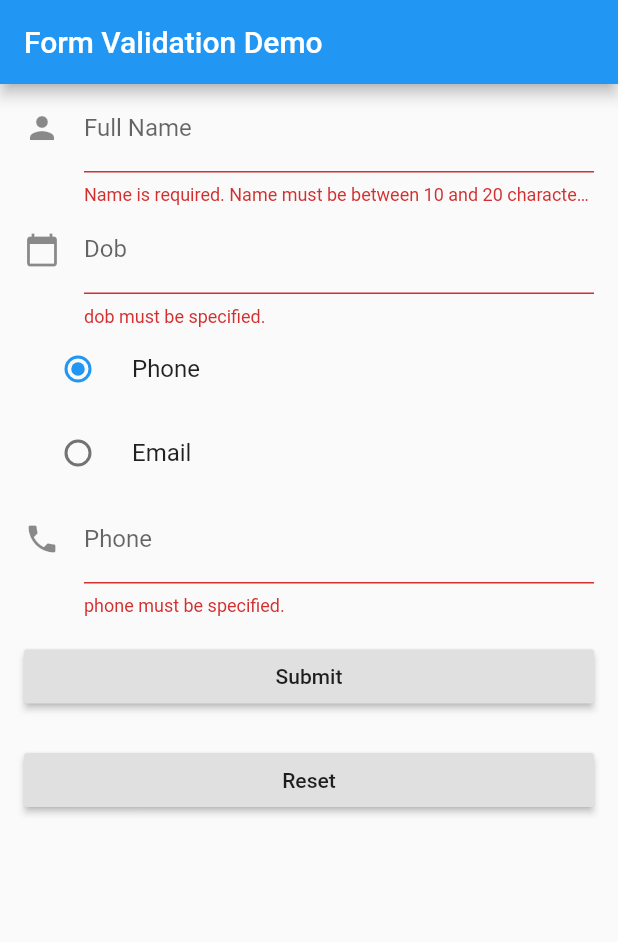
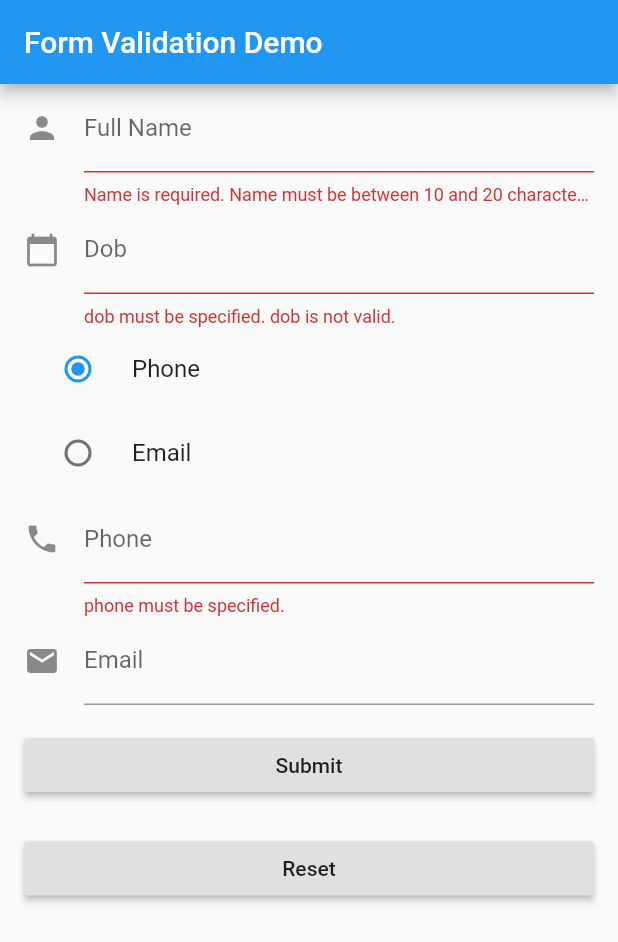
Before and after one commit to jebright/flutter_validate, a Flutter app: the screen it shows after launch, after a tap on "Phone", on a phone screen of 412 x 824 dp. Shown: the top 942 px of the screen. Run offline on Flutter 3.47's test engine with Material 2 defaults, Android fonts, the phone set to English and light mode, and no system bars.

Commit message:
Integrated regex and date validators into ruleBuilder and example

```diff
--- a/lib/example/lib/contact.dart
+++ b/lib/example/lib/contact.dart
@@ -2,7 +2,7 @@ import 'package:flutter_validate/flutter_validate.dart';
 
 class Contact {
   String name;
-  DateTime dob;
+  String dob;
   String contactPreference = "EMAIL"; //PHONE, EMAIL
   String phone;
   String email;
--- a/lib/example/lib/main.dart
+++ b/lib/example/lib/main.dart
@@ -38,35 +38,49 @@ class MyCustomFormState extends State<MyCustomForm> {
   final nameController = new TextEditingController();
   final dobController = new TextEditingController();
   final phoneController = new TextEditingController();
+  final emailController = new TextEditingController();
   FormFieldValidator nameValidator;
   FormFieldValidator dobValidator;
   FormFieldValidator phoneValidator;
+  FormFieldValidator emailValidator;
 
   MyCustomFormState() {
     //Controllers are used to sync up the formfield data with the Contact view model.
     //This allows us to validate against the business object data.
     nameController.addListener(() => contact.name = nameController.text);
-    dobController.addListener(() => contact.dob = DateTime.tryParse(dobController.text));
+    dobController.addListener(() => contact.dob = dobController.text);
     phoneController.addListener(() => contact.phone = phoneController.text);
+    emailController.addListener(() => contact.email = emailController.text);
 
-    //
+    //Create a validator and add rules
     myContactValidator = new ContactValidator(contact);
     myContactValidator.ruleFor("name", () => contact.name)
       ..notEmpty()
       ..withMessage('Name is required.')
       ..length(10, 20)
       ..withMessage('Name must be between 10 and 20 characters.');
-    myContactValidator.ruleFor("dob", () => contact.dob)..notEmpty();
+    myContactValidator.ruleFor("dob", () => contact.dob)
+      ..notEmpty()
+      ..date();
     myContactValidator.ruleFor("phone", () => contact.phone)
       ..notEmpty()
+      ..phoneNumber()
       ..when(() => contact.contactPreference == 'PHONE');
+    myContactValidator.ruleFor("email", () => contact.email)
+      ..notEmpty()
+      ..emailAddress()
+      ..when(() => contact.contactPreference == 'EMAIL');
 
+    //In Flutter, signaling a validation rule error is done by providing any
+    //non-null text to a FormField's validator.
     nameValidator =
         (value) => myContactValidator.validateRuleFor("name").errorText;
     dobValidator =
         (value) => myContactValidator.validateRuleFor("dob").errorText;
     phoneValidator =
         (value) => myContactValidator.validateRuleFor("phone").errorText;
+    emailValidator =
+        (value) => myContactValidator.validateRuleFor("email").errorText;
   }
 
   @override
@@ -131,15 +145,24 @@ class MyCustomFormState extends State<MyCustomForm> {
             keyboardType: TextInputType.phone,
             validator: phoneValidator,
           ),
+          new TextFormField(
+            decoration: const InputDecoration(
+              icon: const Icon(Icons.email),
+              hintText: 'Enter your email address',
+              labelText: 'Email',
+            ),
+            controller: emailController,
+            keyboardType: TextInputType.emailAddress,
+            validator: emailValidator,
+          ),
           Padding(
             padding: const EdgeInsets.symmetric(vertical: 16.0),
             child: RaisedButton(
               onPressed: () {
                 if (_formKey.currentState.validate()) {
-                  Scaffold.of(context)
-                      .showSnackBar(SnackBar(content: Text('Good news! All data in form is valid!')));
-                }
-                else {
+                  Scaffold.of(context).showSnackBar(SnackBar(
+                      content: Text('Good news! All data in form is valid!')));
+                } else {
                   Scaffold.of(context)
                       .showSnackBar(SnackBar(content: Text('Form not valid!')));
                 }
--- a/lib/example/pubspec.yaml
+++ b/lib/example/pubspec.yaml
@@ -15,6 +15,7 @@ environment:
 dependencies:
   flutter:
     sdk: flutter
+  intl: 0.15.7
 
   flutter_validate:
     path: ../../
--- a/lib/src/ruleBuilder.dart
+++ b/lib/src/ruleBuilder.dart
@@ -1,10 +1,10 @@
+import 'package:flutter_validate/src/validators/dateValidator.dart';
 import 'package:flutter_validate/src/validators/lengthValidator.dart';
 import 'package:flutter_validate/src/validators/wrappingValidator.dart';
 import 'package:flutter_validate/src/when.dart';
-
 import './validators/notEmptyValidator.dart';
 import './validators/notEqualValidator.dart';
-//import './validationRule.dart';
+import './validators/regExpValidator.dart';
 import './ruleContainer.dart';
 
 class RuleBuilder  {
@@ -31,6 +31,26 @@ class RuleBuilder  {
     _container.rules.add(validator);
   }
 
+  phoneNumber() {
+    var validator = new RegExpValidator(_key, usPhoneMatcher);
+    _container.rules.add(validator);
+  }
+
+  emailAddress() {
+    var validator = new RegExpValidator(_key, emailMatcher);
+    _container.rules.add(validator);
+  }
+
+  date() {
+    var validator = new DateValidator(_key);
+    _container.rules.add(validator);
+  }
+
+  matches(String regex) {
+    var validator = new RegExpValidator(_key, regex);
+    _container.rules.add(validator);
+  }
+
   withMessage(String message) {
     var rule = _container.rules.last;
     rule.message = message;
--- a/lib/src/validators/dateValidator.dart
+++ b/lib/src/validators/dateValidator.dart
@@ -1,6 +1,10 @@
 import 'baseValidator.dart';
 import 'package:intl/intl.dart';
 
+///A validator used to validate dates that originate from an input string.  Any locale
+///supported by Dart is supported here, but en_US is the default.  There is a dependency
+///on Intl.dart so you will need to set Intl.defaultLocale (e.g. Intl.defaultLocale = 'en_GB')
+///and call initializeDateFormatting.  See the unit tests for an example.
 class DateValidator extends BaseValidator {
 
   ///Note: by default the Intl library loads en_US as the defaultLocale.  However you need to change
@@ -26,7 +30,7 @@ class DateValidator extends BaseValidator {
       else {
         d = new DateFormat(format).parseStrict(value);
       }
-      print('Validated $value using the locale of ${Intl.getCurrentLocale()} - result $d');
+      //print('Validated $value using the locale of ${Intl.getCurrentLocale()} - result $d');
       return true;
     } catch (e) {
       return false;
--- a/lib/src/validators/notEqualValidator.dart
+++ b/lib/src/validators/notEqualValidator.dart
@@ -1,5 +1,6 @@
 import 'baseValidator.dart';
 
+///A validator used to check if two inputs are not equal.
 class NotEqualValidator extends BaseValidator {
 
 //TODO: need to support more than just strings
--- a/lib/src/validators/regExpValidator.dart
+++ b/lib/src/validators/regExpValidator.dart
@@ -3,6 +3,9 @@ import 'baseValidator.dart';
 final String usPhoneMatcher = r'^(?:(?:\+?1\s*(?:[.-]\s*)?)?(?:\(\s*([2-9]1[02-9]|[2-9][02-8]1|[2-9][02-8][02-9])\s*\)|([2-9]1[02-9]|[2-9][02-8]1|[2-9][02-8][02-9]))\s*(?:[.-]\s*)?)?([2-9]1[02-9]|[2-9][02-9]1|[2-9][02-9]{2})\s*(?:[.-]\s*)?([0-9]{4})(?:\s*(?:#|x\.?|ext\.?|extension)\s*(\d+))?$';
 final String emailMatcher = r"^[a-zA-Z0-9.!#$%&'*+/=?^_`{|}~-]+@[a-zA-Z0-9](?:[a-zA-Z0-9-]{0,61}[a-zA-Z0-9])?(?:\.[a-zA-Z0-9](?:[a-zA-Z0-9-]{0,61}[a-zA-Z0-9])?)*$";
 
+///A validator used to validate using regular expressions.  Out of the box we have various
+///expressions ready for use - such as phone #s and email addresses.  But you may always
+///add your own.
 class RegExpValidator extends BaseValidator {
 
   RegExp _regex;
@@ -13,17 +16,17 @@ class RegExpValidator extends BaseValidator {
 
   @override
   bool isValid(Object value) {
-    return _regex.hasMatch(value);
+    return value == null || _regex.hasMatch(value);
   }
 
   static bool isValidUSPhoneNumber(String value) {
     RegExp r = new RegExp(usPhoneMatcher);
-    return r.hasMatch(value);
+    return value == null || r.hasMatch(value);
   }
 
   static bool isValidEmailAddress(String value) {
     RegExp r = new RegExp(emailMatcher);
-    return r.hasMatch(value);
+    return value == null || r.hasMatch(value);
   }
 
 }
```
Also changed, not shown: 1 other file.
